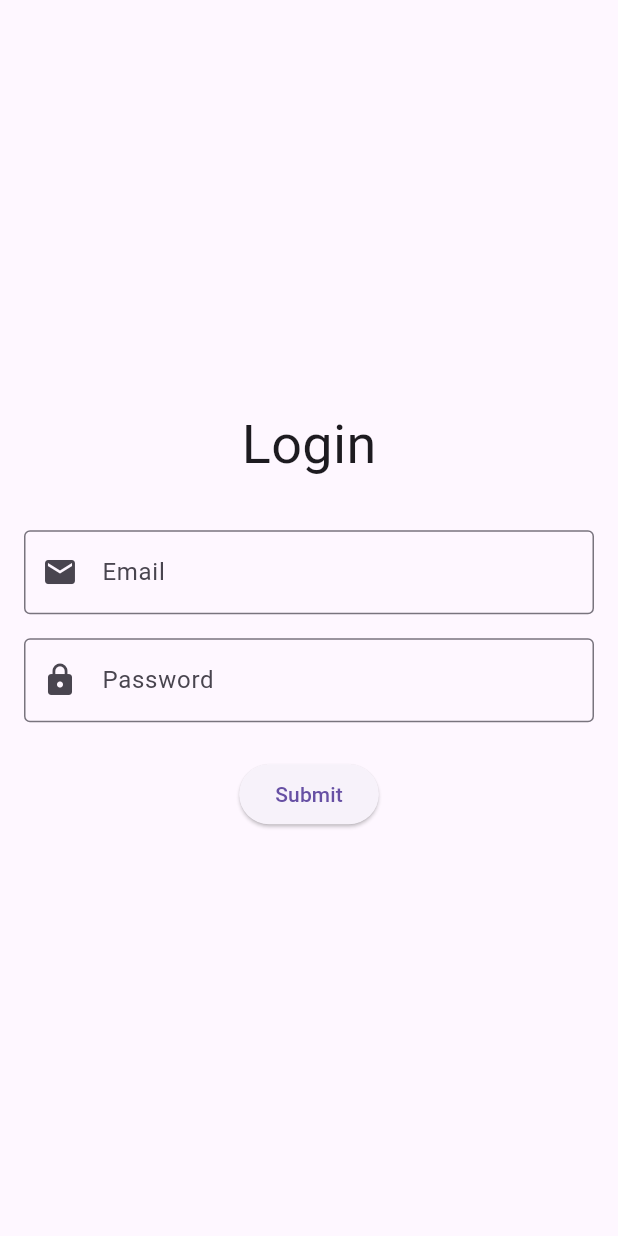
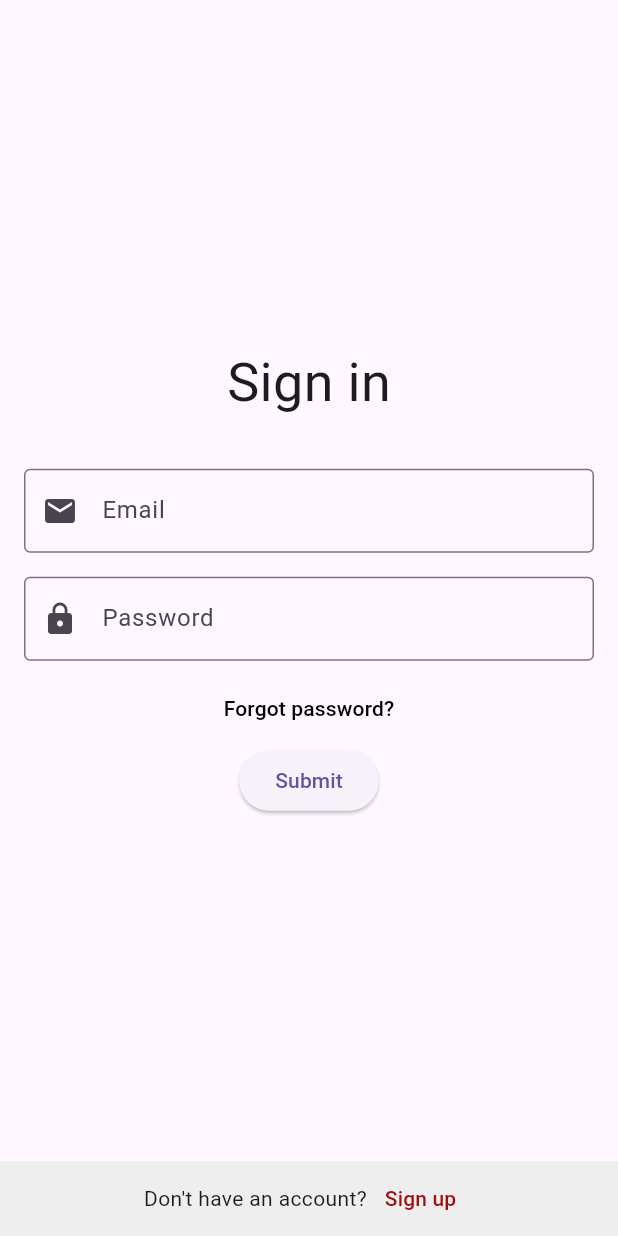
Before and after one commit to alionazherdetska/carpooling-poco-slaves, a Flutter app: the screen it shows after launch, on a phone screen of 412 x 824 dp. Run offline on Flutter 3.47's test engine with Material 3 defaults, Android fonts, the phone set to English and light mode, and no system bars; our stand-ins replace go_router.

Commit message:
Add SignIn, SignUp, Navigation, etc.

```diff
--- /dev/null
+++ b/flutter_app/lib/constants/CColors.dart
@@ -0,0 +1,23 @@
+import 'package:flutter/material.dart';
+
+abstract class CColor {
+  static const Color mainRed =
+  Color.fromRGBO(160, 14, 19, 1); //Color(0xFFE3211E);
+  static const Color black = Color(0xFF000000);
+  static const Color white = Color(0xFFFFFFFF);
+  static const Color bgColor = Color.fromRGBO(242, 242, 242, 1);
+  static const Color lightGrey = Color.fromRGBO(190, 190, 190, 1);
+  static const Color borderGrey = Color(0xFFE1E1E1);
+  static const Color eventGrey = Color.fromRGBO(147, 145, 145, 1);
+  static const Color scoreGrey = Color.fromRGBO(208, 208, 208, 1);
+  static const Color dateGrey = Color.fromRGBO(83, 83, 83, 1);
+  static const Color secondaryRed = Color.fromRGBO(227, 33, 30, 1);
+  static const Color fadedRed = Color.fromRGBO(242, 155, 158, 1);
+  static const Color yellowCard = Color.fromRGBO(242, 169, 5, 1);
+
+  static Color appBarColor = Colors.grey.shade700;
+  static Color? appBarColor2 = Colors.grey[200];
+  static const Color backgroundGrey = Color.fromRGBO(81, 81, 81, 0.96);
+  static const Color backgroundLightGrey = Color.fromRGBO(81, 81, 81, 0.2);
+  static Color shadowDarkGrey = Colors.grey.shade900;
+}
--- /dev/null
+++ b/flutter_app/lib/constants/CDimensions.dart
@@ -0,0 +1,3 @@
+abstract class CDimensions {
+  static const double footerHeight = 50;
+}
--- /dev/null
+++ b/flutter_app/lib/constants/ENavigation.dart
@@ -0,0 +1,12 @@
+enum ENavigation {
+  home('/home', 'home'),
+  signIn('/signin', 'signin'),
+  signUp('/signup', 'signup'),
+  createRide('create_ride', 'create_ride'), // Relative path for nested routes
+  findRide('find_ride', 'find_ride'); // Relative path for nested routes
+
+  const ENavigation(this.path, this.name);
+
+  final String path;
+  final String name;
+}
--- /dev/null
+++ b/flutter_app/lib/l10n/intl_de.arb
@@ -0,0 +1,4 @@
+{
+  "signIn": "Sign in",
+  "signUp": "Sign up"
+}
--- /dev/null
+++ b/flutter_app/lib/l10n/intl_en.arb
@@ -0,0 +1,20 @@
+{
+  "signIn": "Sign in",
+  "signUp": "Sign up",
+  "forgotPassword": "Forgot password?",
+  "noAccount": "Don't have an account?",
+  "yesAccount": "Already have an account?",
+
+  "fullName": "Full name",
+  "password": "Password",
+  "confirmPassword": "Confirm password",
+  "enterName": "Enter your name",
+  "workEmail": "Work email",
+
+  "createRide": "Create a ride",
+  "findRide": "Find a ride",
+  "workEmail2": "Work email",
+
+  "pickUpLocation": "Pick-up location",
+  "whereTo": "Where to?"
+}
--- /dev/null
+++ b/flutter_app/lib/l10n/intl_fr.arb
@@ -0,0 +1,4 @@
+{
+  "signIn": "Sign in",
+  "signUp": "Sign up"
+}
--- a/flutter_app/lib/main.dart
+++ b/flutter_app/lib/main.dart
@@ -1,7 +1,13 @@
 import 'package:flutter/material.dart';
 import 'package:go_router/go_router.dart';
+import 'package:poco_hackers_app/constants/ENavigation.dart';
+import 'package:poco_hackers_app/ui/screens/create_ride/create_ride.dart';
+import 'package:poco_hackers_app/ui/screens/find_ride/find_ride.dart';
 import 'package:poco_hackers_app/ui/screens/home/home.dart';
-import 'package:poco_hackers_app/ui/screens/login/login.dart';
+import 'package:flutter_localizations/flutter_localizations.dart';
+import 'package:poco_hackers_app/ui/screens/sign_in/sign_in.dart';
+import 'package:poco_hackers_app/ui/screens/sign_up/sign_up.dart';
+import 'generated/l10n.dart';
 
 void main() {
   runApp(MyApp());
@@ -12,28 +18,64 @@ class MyApp extends StatelessWidget {
 
   /// The route configuration.
   final GoRouter _router = GoRouter(
+    initialLocation: ENavigation.signIn.path,
     routes: <RouteBase>[
       GoRoute(
-        path: '/',
+        path: ENavigation.signIn.path,
+        name: ENavigation.signIn.name,
         builder: (BuildContext context, GoRouterState state) {
-          return LoginScreen();
+          return const SignInScreen();
         },
-        routes: <RouteBase>[
+      ),
+      GoRoute(
+        path: ENavigation.signUp.path,
+        name: ENavigation.signUp.name,
+        builder: (BuildContext context, GoRouterState state) {
+          return SignUpScreen();
+        },
+      ),
+      GoRoute(
+        path: ENavigation.home.path,
+        name: ENavigation.home.name,
+        builder: (BuildContext context, GoRouterState state) {
+          return const HomeScreen();
+        },
+        routes: [
           GoRoute(
-            path: 'home',
+            path: ENavigation.createRide.path,
+            name: ENavigation.createRide.name,
             builder: (BuildContext context, GoRouterState state) {
-              return const HomeScreen();
+              return const CreateRideScreen();
+            },
+          ),
+          GoRoute(
+            path: ENavigation.findRide.path,
+            name: ENavigation.findRide.name,
+            builder: (BuildContext context, GoRouterState state) {
+              return const FindRideScreen();
             },
           ),
         ],
       ),
     ],
+    errorBuilder: (context, state) => const Scaffold(
+      body: Center(
+        child: Text('404 - Page not found'),
+      ),
+    ),
   );
 
   @override
   Widget build(BuildContext context) {
     return MaterialApp.router(
       routerConfig: _router,
+      localizationsDelegates: const [
+        S.delegate,
+        GlobalMaterialLocalizations.delegate,
+        GlobalWidgetsLocalizations.delegate,
+        GlobalCupertinoLocalizations.delegate,
+      ],
+      supportedLocales: S.delegate.supportedLocales,
     );
   }
 }
--- a/flutter_app/lib/ui/screens/login/login.dart
+++ b/flutter_app/lib/ui/screens/sign_in/sign_in.dart
@@ -1,15 +1,22 @@
 import 'package:flutter/cupertino.dart';
 import 'package:flutter/material.dart';
 import 'package:go_router/go_router.dart';
+import 'package:poco_hackers_app/constants/CDimensions.dart';
+import 'package:poco_hackers_app/constants/ENavigation.dart';
+import 'package:poco_hackers_app/generated/l10n.dart';
+import 'package:poco_hackers_app/widgets/CWidgets.dart';
 
-class LoginScreen extends StatefulWidget {
-  LoginScreen({super.key});
+import '../../../constants/CColors.dart';
+import '../sign_up/sign_up.dart';
+
+class SignInScreen extends StatefulWidget {
+  const SignInScreen({super.key});
 
   @override
-  State<LoginScreen> createState() => _LoginScreenState();
+  State<SignInScreen> createState() => _SignInScreenState();
 }
 
-class _LoginScreenState extends State<LoginScreen> {
+class _SignInScreenState extends State<SignInScreen> {
   final _formKey = GlobalKey<FormState>();
   final _emailController = TextEditingController();
   final _passwordController = TextEditingController();
@@ -22,7 +29,7 @@ class _LoginScreenState extends State<LoginScreen> {
         child: Column(
           mainAxisAlignment: MainAxisAlignment.center,
           children: [
-            const Text("Login", style: TextStyle(fontSize: 36),),
+            Text(S.current.signIn, style: const TextStyle(fontSize: 36),),
             const SizedBox(height: 32),
             TextFormField(
               controller: _emailController,
@@ -51,7 +58,12 @@ class _LoginScreenState extends State<LoginScreen> {
               keyboardType: TextInputType.visiblePassword,
               // validator: RequiredValidator(errorText: 'Password is required'),
             ),
-            const SizedBox(height: 24),
+
+
+            spacerVertical(),
+
+            _forgotPasswordButton,
+
             ElevatedButton(
               onPressed: () {
                 // if (_formKey.currentState!.validate()) {
@@ -60,13 +72,51 @@ class _LoginScreenState extends State<LoginScreen> {
                 //   print('Password: ${_passwordController.text}');
                 // }
 
-                context.go('/home');
+                context.go(ENavigation.home.path);
               },
               child: const Text('Submit'),
             ),
+
           ],
+        ),
+      ),
+
+      bottomNavigationBar: _footer,
+    );
+  }
+
+
+  Widget get _forgotPasswordButton {
+    return TextButton(
+      onPressed: () {
+        //_signInViewModel.launchForgot();
+      },
+      child: Text(
+        S.current.forgotPassword,
+        style: const TextStyle(
+          color: CColor.black,
         ),
       ),
     );
   }
+
+  Widget get _footer {
+    return Container(
+      height: CDimensions.footerHeight,
+      color: Colors.grey[200], // Customize background color
+      child: Row(
+        mainAxisAlignment: MainAxisAlignment.center,
+        children: [
+          Text(S.current.noAccount),
+
+          TextButton(
+            onPressed: () {
+              Navigator.push(context, MaterialPageRoute(builder: (context) => SignUpScreen(),));
+            },
+            child: Text(S.current.signUp, style: const TextStyle(color: CColor.mainRed),),
+          ),
+        ],
+      ),
+    );
+  }
 }
--- /dev/null
+++ b/flutter_app/lib/widgets/CWidgets.dart
@@ -0,0 +1,6 @@
+import 'package:flutter/cupertino.dart';
+
+Widget get spacerVertical8 => const SizedBox(height: 8);
+Widget get spacerVertical16 => const SizedBox(height: 16);
+
+Widget spacerVertical([double height = 8.0]) => SizedBox(height: height);
```
Also changed, not shown: flutter_app/lib/ui/screens/create_ride/create_ride.dart (added, +52 -0 lines), flutter_app/lib/ui/screens/find_ride/find_ride.dart (added, +70 -0 lines), flutter_app/lib/ui/screens/home/home.dart (+48 -4 lines), flutter_app/lib/ui/screens/sign_up/sign_up.dart (added, +133 -0 lines), flutter_app/pubspec.yaml (+5 -67 lines), flutter_app/lib/generated/intl/messages_all.dart (added), flutter_app/lib/generated/intl/messages_de.dart (added), flutter_app/lib/generated/intl/messages_en.dart (added), flutter_app/lib/generated/intl/messages_fr.dart (added), flutter_app/lib/generated/l10n.dart (added), flutter_app/lib/ui/screens/sign_up/redirect.dart (added), flutter_app/pubspec.lock.
